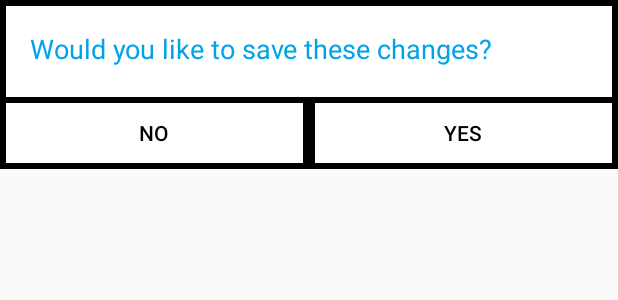
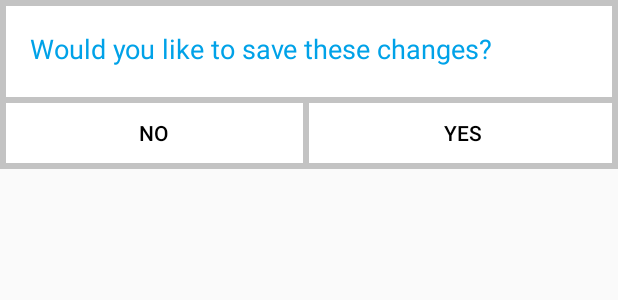
Before and after one commit to biancaregulski/WinterForest, an Android app: the layout dialog_save.xml on its own in the app's theme, with its tools: preview values and no code run, on a phone screen of 412 x 824 dp. Shown: the top 300 px of the screen. Run offline under Robolectric (Android 15) with nearby library versions, the phone set to English and light mode, and no system bars.

```diff
--- a/app/src/main/res/drawable/border_white_background.xml
+++ b/app/src/main/res/drawable/border_white_background.xml
@@ -2,5 +2,5 @@
 <shape xmlns:android="http://schemas.android.com/apk/res/android"
     android:shape="rectangle">
     <solid android:color="@color/white"></solid>
-    <stroke android:width="6px" android:color="@color/black" />
+    <stroke android:width="6px" android:color="@color/gray" />
 </shape>
--- /dev/null
+++ b/app/src/main/res/drawable/border_white_background_right.xml
@@ -0,0 +1,17 @@
+<?xml version="1.0" encoding="utf-8"?>
+<layer-list xmlns:android="http://schemas.android.com/apk/res/android">
+    <item>
+        <shape>
+            <solid android:color="@color/gray" />
+        </shape>
+    </item>
+    <item
+        android:bottom="6px"
+        android:left="0px"
+        android:right="6px"
+        android:top="6px">
+        <shape>
+            <solid android:color="@color/white" />
+        </shape>
+    </item>
+</layer-list>
--- a/app/src/main/res/layout/dialog_save.xml
+++ b/app/src/main/res/layout/dialog_save.xml
@@ -35,7 +35,7 @@
             android:layout_width="wrap_content"
             android:layout_height="wrap_content"
             android:layout_weight="1"
-            android:background="@drawable/border_white_background"
+            android:background="@drawable/border_white_background_right"
             android:text="Yes"
             android:textColor="@color/black" />
     </LinearLayout>
```
Also changed, not shown: app/src/main/java/com/example/winterforest/BaseActivity.java (+6 -3 lines), app/src/main/java/com/example/winterforest/MainActivity.java (+2 -15 lines).
